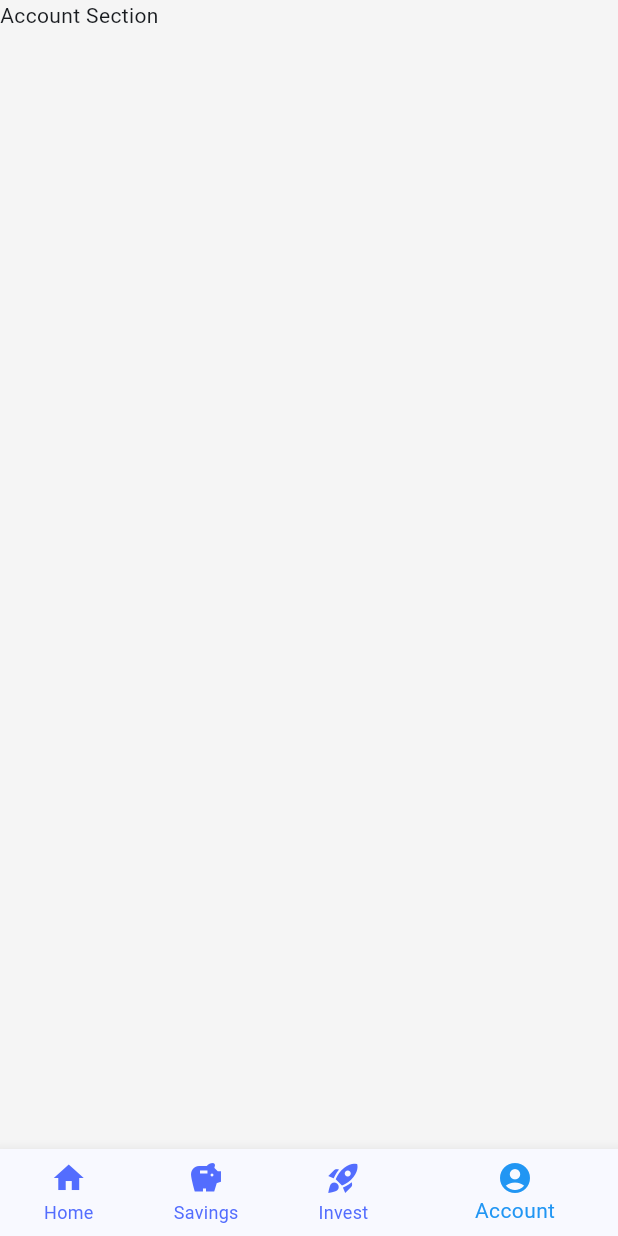
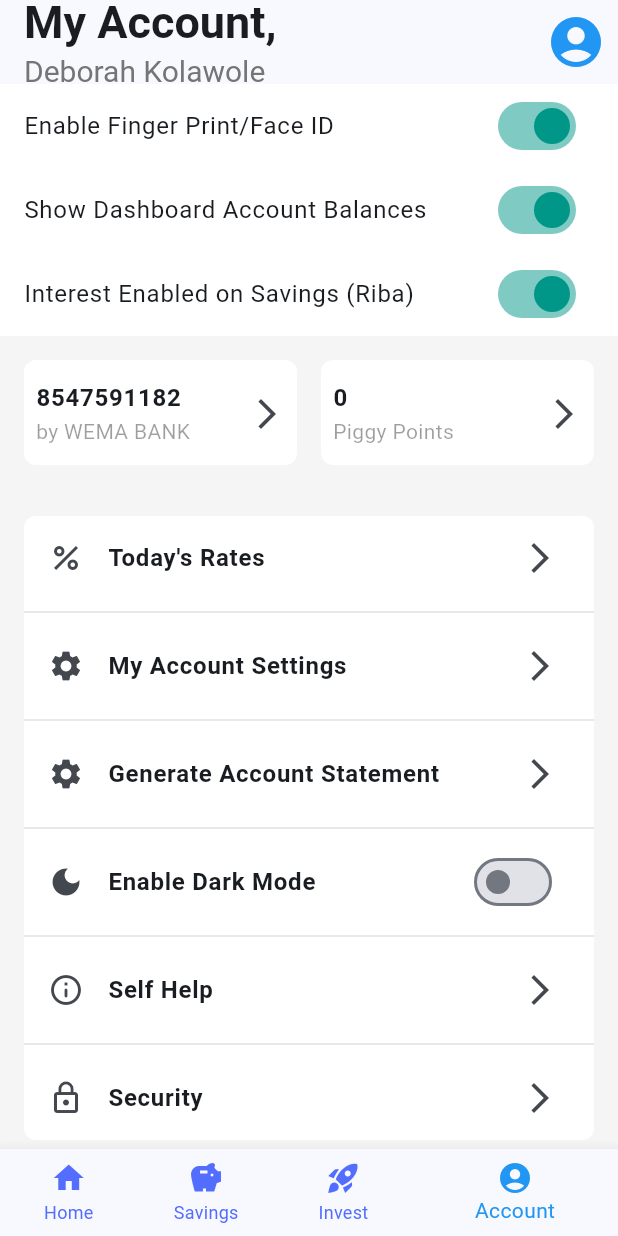
Before and after one commit to Dehbbyk/wtm_savings_app, a Flutter app: the screen it shows after launch, item 4 of the bottom bar chosen, on a phone screen of 412 x 824 dp. Run offline on Flutter 3.47's test engine with Material 3 defaults, Android fonts, the phone set to English and light mode, and no system bars; network calls fail.

Commit message:
Implemented the "My Account" UI

```diff
--- a/lib/features/account/pages/account_view.dart
+++ b/lib/features/account/pages/account_view.dart
@@ -1,4 +1,9 @@
 import 'package:flutter/material.dart';
+import 'package:wtm_savings_app/features/account/widgets/account_grid.dart';
+import 'package:wtm_savings_app/features/account/widgets/account_setting_item.dart';
+import 'package:wtm_savings_app/features/account/widgets/account_settings_1.dart';
+import 'package:wtm_savings_app/features/account/widgets/account_settings_2.dart';
+import 'package:wtm_savings_app/features/account/widgets/account_toggle.dart';
 
 class AccountView extends StatelessWidget{
   const AccountView({super.key});
@@ -6,6 +11,48 @@ class AccountView extends StatelessWidget{
   @override
   Widget build(BuildContext context) {
     // TODO: implement build
-    return const Text("Account Section");
+    return Scaffold(
+        appBar: AppBar(
+          title: Column(
+           crossAxisAlignment: CrossAxisAlignment.start,
+        children: [
+               Text(
+           "My Account,",
+          style: TextStyle(
+          fontWeight: FontWeight.bold,
+          fontSize: 30,
+           ),
+          ),
+           Text(
+          "Deborah Kolawole",
+          style: TextStyle(
+          fontSize: 20,
+           color: Colors.grey.shade600
+            )
+          )
+        ],
+     ),
+           actions: [
+           IconButton(
+            color: Colors.blue,
+            onPressed: (){},
+              icon: Icon(
+              Icons.account_circle,
+              size: 40
+              )
+            )
+          ],
+        ),
+      body: ListView(
+        padding: EdgeInsets.only(bottom:16),
+        children: [
+          AccountToggle(),
+          AccountGrid(),
+          AccountSettings1(),
+          SizedBox(height: 16),
+          AccountSettings2()
+        ],
+      ),
+    );
   }
 }
--- /dev/null
+++ b/lib/features/account/widgets/account_grid.dart
@@ -0,0 +1,69 @@
+
+import 'package:flutter/material.dart';
+
+class AccountGrid extends StatelessWidget {
+  const AccountGrid({
+    super.key,
+  });
+
+  @override
+  Widget build(BuildContext context) {
+    return Container(
+      padding: EdgeInsets.all(16),
+      height: 120,
+      child: GridView(
+        gridDelegate: SliverGridDelegateWithFixedCrossAxisCount(
+            crossAxisCount: 2,
+            mainAxisExtent: 70,
+            mainAxisSpacing: 16,
+            crossAxisSpacing: 16
+        ),
+        children: [
+          Container(
+            decoration: BoxDecoration(
+                borderRadius: BorderRadius.circular(8),
+                color: Colors.white
+            ),
+            child: ListTile(
+              title: Text(
+                "8547591182",
+                style: TextStyle(
+                    fontWeight: FontWeight.bold
+                ),
+              ),
+              subtitle: Text(
+                "by WEMA BANK",
+                style: TextStyle(
+                    color: Colors.black38
+                ),
+              ),
+              trailing: Icon(Icons.arrow_forward_ios),
+              contentPadding: EdgeInsets.symmetric(horizontal: 8),
+            ),
+          ),
+          Container(
+            decoration: BoxDecoration(
+                borderRadius: BorderRadius.circular(8),
+                color: Colors.white
+            ),
+            child: ListTile(
+              title: Text("0",
+                style: TextStyle(
+                    fontWeight: FontWeight.bold
+                ),
+              ),
+              subtitle: Text(
+                "Piggy Points",
+                style: TextStyle(
+                    color: Colors.black38
+                ),
+              ),
+              trailing: Icon(Icons.arrow_forward_ios),
+              contentPadding: EdgeInsets.symmetric(horizontal: 8),
+            ),
+          ),
+        ],
+      ),
+    );
+  }
+}
--- /dev/null
+++ b/lib/features/account/widgets/account_setting_item.dart
@@ -0,0 +1,28 @@
+import 'package:flutter/material.dart';
+
+class AccountSettingItem extends StatelessWidget {
+  const AccountSettingItem({
+    super.key,
+    required this.title,
+    required this.icon,
+    this.trailingIcon = const Icon(Icons.arrow_forward_ios)
+  });
+
+  final String title;
+  final Widget icon;
+  final Widget trailingIcon;
+
+  @override
+  Widget build(BuildContext context) {
+    return ListTile(
+      leading: icon,
+      title: Text(
+          title,
+        style: TextStyle(
+            fontWeight: FontWeight.bold
+        ),
+      ),
+      trailing: trailingIcon,
+    );
+  }
+}
--- /dev/null
+++ b/lib/features/account/widgets/account_settings_1.dart
@@ -0,0 +1,56 @@
+import 'package:flutter/material.dart';
+import 'package:wtm_savings_app/features/account/widgets/account_setting_item.dart';
+
+class AccountSettings1 extends StatelessWidget {
+  const AccountSettings1({
+    super.key,
+  });
+
+  @override
+  Widget build(BuildContext context) {
+    return Container(
+      decoration: BoxDecoration(
+          color: Colors.white,
+          borderRadius: BorderRadius.circular(8)
+      ),
+      margin: EdgeInsets.symmetric(horizontal: 16),
+      child: Column(
+        children: [
+          AccountSettingItem(
+            title: "Today's Rates",
+            icon: Icon(Icons.percent),
+          ),
+          Divider(color: Colors.grey.shade300),
+          AccountSettingItem(
+              title: "My Account Settings",
+              icon: Icon(Icons.settings)
+          ),
+          Divider(color: Colors.grey.shade300),
+          AccountSettingItem(
+              title: "Generate Account Statement",
+              icon: Icon(Icons.settings)
+          ),
+          Divider(color: Colors.grey.shade300),
+          AccountSettingItem(
+            title: "Enable Dark Mode",
+            icon: Icon(Icons.dark_mode),
+            trailingIcon: Switch(
+                value: false,
+                onChanged: (value){}
+            ),
+          ),
+          Divider(color: Colors.grey.shade300),
+          AccountSettingItem(
+              title: "Self Help",
+              icon: Icon(Icons.info_outline_rounded)
+          ),
+          Divider(color: Colors.grey.shade300),
+          AccountSettingItem(
+              title: "Security",
+              icon: Icon(Icons.lock_outline)
+          )
+        ],
+      ),
+    );
+  }
+}
--- /dev/null
+++ b/lib/features/account/widgets/account_toggle.dart
@@ -0,0 +1,42 @@
+import 'package:flutter/material.dart';
+
+class AccountToggle extends StatelessWidget {
+  const AccountToggle({
+    super.key,
+  });
+
+  @override
+  Widget build(BuildContext context) {
+    return Container(
+      color: Colors.white,
+      child: Column(
+        children: [
+          ListTile(
+            title: Text("Enable Finger Print/Face ID"),
+            trailing: Switch(
+              value: true,
+              onChanged: (value){},
+              activeColor: Colors.teal,
+            ),
+          ),
+          ListTile(
+            title: Text("Show Dashboard Account Balances"),
+            trailing: Switch(
+              value: true,
+              onChanged: (value){},
+              activeColor: Colors.teal,
+            ),
+          ),
+          ListTile(
+            title: Text("Interest Enabled on Savings (Riba)"),
+            trailing: Switch(
+              value: true,
+              onChanged: (value){},
+              activeColor: Colors.teal,
+            ),
+          ),
+        ],
+      ),
+    );
+  }
+}
```
Also changed, not shown: lib/features/account/widgets/account_settings_2.dart (added, +76 -0 lines), lib/features/invest/pages/invest_view.dart (+25 -1 lines), lib/features/invest/widgets/invest_details_card.dart (added, +36 -0 lines), lib/features/invest/widgets/tab_section.dart (added, +35 -0 lines).
